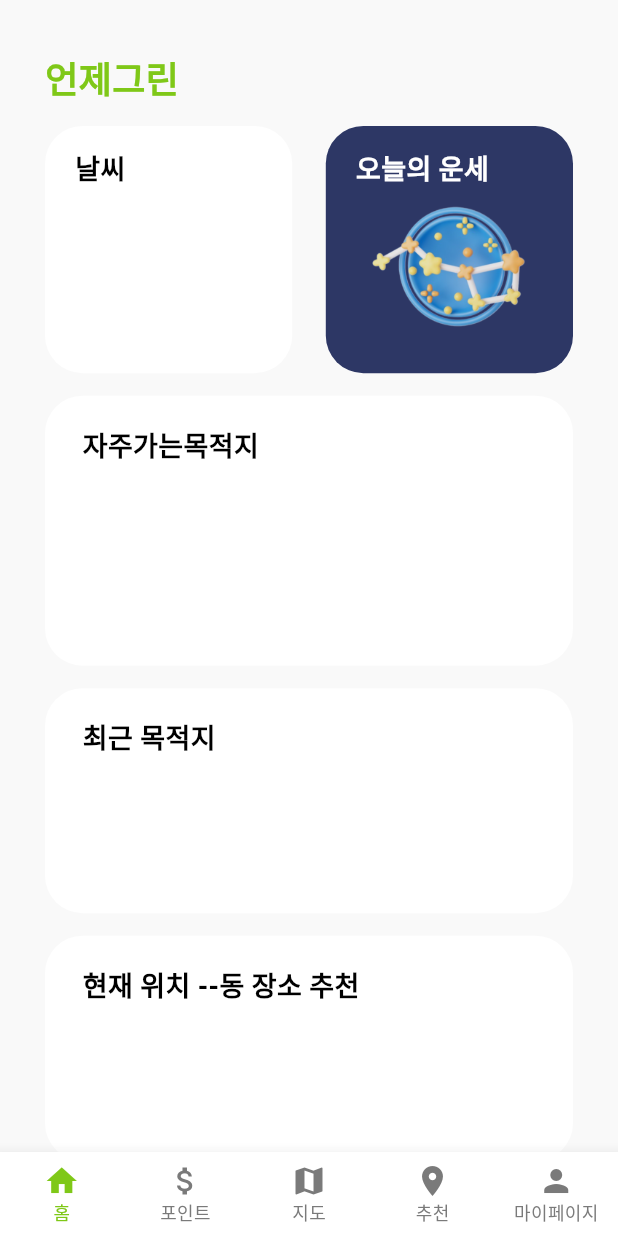
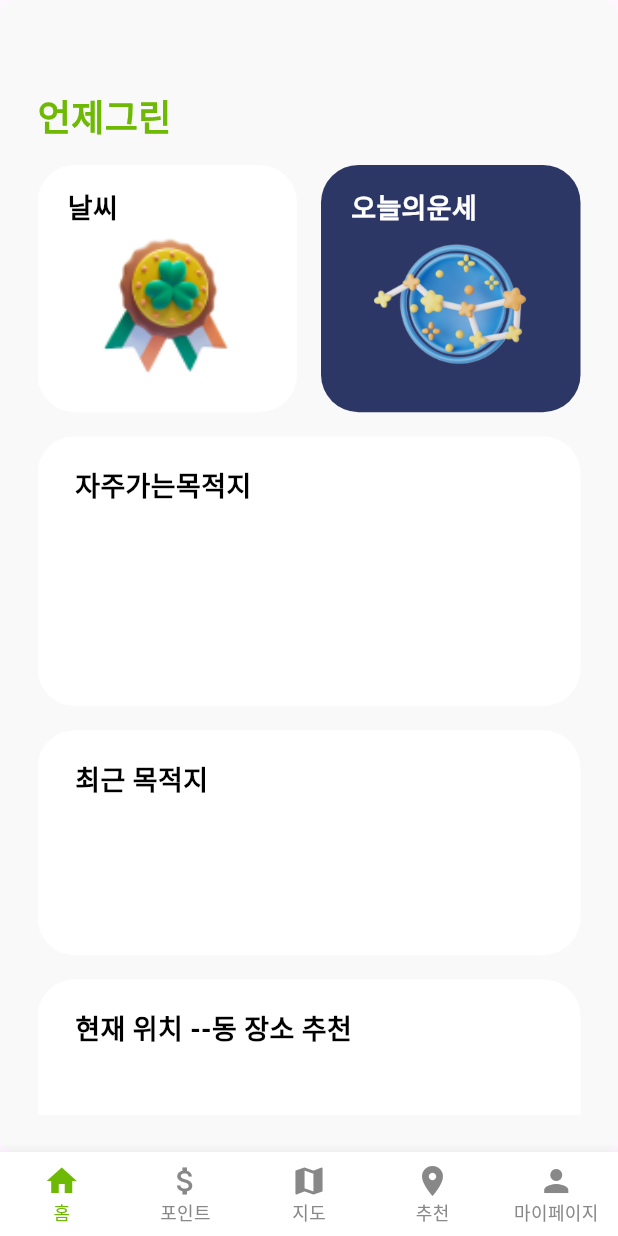
Before and after one commit to readygreen/readygreen, a Flutter app: the MainPage screen opened directly, on a phone screen of 412 x 824 dp. Run offline on Flutter 3.47's test engine with Material 3 defaults, Android fonts, the light colour scheme and no system bars; our stand-ins replace flutter_secure_storage, geocoding, google_maps_flutter, location, speech_to_text; missing offline and left inert: google_maps_webservice; accounts and stored records are empty; Roboto replaces fonts that are missing (CustomFont, LogoFont).

Commit message:
feat: 컴포넌트 페이지 ui

```diff
--- a/frontend/lib/main.dart
+++ b/frontend/lib/main.dart
@@ -1,4 +1,5 @@
 import 'package:flutter/material.dart';
+import 'package:readygreen/theme/appcolors.dart';
 import 'package:readygreen/screens/loading/start_loading.dart';
 import 'package:readygreen/screens/login/login.dart';
 import 'package:readygreen/screens/home/home.dart';
@@ -19,6 +20,7 @@ class App extends StatelessWidget {
     return MaterialApp(
       title: 'Flutter Navigation Example',
       theme: ThemeData(
+        fontFamily: 'CustomFont',
         primarySwatch: Colors.green,
       ),
       initialRoute: '/',
@@ -66,8 +68,8 @@ class _MainPageState extends State<MainPage> {
         type: BottomNavigationBarType.fixed,
         iconSize: 24,
         backgroundColor: Colors.white,
-        selectedItemColor: const Color(0xFF7FC818),
-        unselectedItemColor: const Color(0xFF7A7A7A),
+        selectedItemColor: AppColors.green,
+        unselectedItemColor: AppColors.greytext,
         selectedLabelStyle: const TextStyle(fontSize: 12),
         unselectedLabelStyle: const TextStyle(fontSize: 12),
         // elevation: 0,
--- a/frontend/lib/screens/home/home.dart
+++ b/frontend/lib/screens/home/home.dart
@@ -2,6 +2,8 @@ import 'package:flutter/material.dart';
 import 'package:readygreen/widgets/common/button.dart';
 import 'package:readygreen/widgets/common/cardbox.dart';
 import 'package:readygreen/widgets/common/squarecardbox.dart';
+import 'package:readygreen/widgets/common/bgcontainer.dart'; // BackgroundContainer import
+import 'package:readygreen/theme/appcolors.dart';
 
 class HomePage extends StatefulWidget {
   const HomePage({super.key});
@@ -14,7 +16,7 @@ class _HomePageState extends State<HomePage> {
   @override
   Widget build(BuildContext context) {
     return Scaffold(
-      backgroundColor: const Color(0xFFF9F9F9),
+      // 기존 배경색 제거
       body: const MainScreenContent(), // 그냥 MainScreenContent만 출력
     );
   }
@@ -25,23 +27,24 @@ class MainScreenContent extends StatelessWidget {
 
   @override
   Widget build(BuildContext context) {
-    return const SingleChildScrollView(
-      child: Padding(
-        padding: EdgeInsets.symmetric(horizontal: 30),
+    return BackgroundContainer(
+      // 배경 설정을 위한 BackgroundContainer 추가
+      child: SingleChildScrollView(
         child: Column(
           crossAxisAlignment: CrossAxisAlignment.start,
           children: [
-            SizedBox(height: 35),
+            const SizedBox(height: 35),
             Row(
               mainAxisAlignment: MainAxisAlignment.start,
               children: [
                 Column(
                   crossAxisAlignment: CrossAxisAlignment.end,
-                  children: [
+                  children: const [
                     Text(
                       '언제그린',
                       style: TextStyle(
-                        color: Color(0xFF7FC818),
+                        fontFamily: 'LogoFont',
+                        color: AppColors.green,
                         fontSize: 24,
                         fontWeight: FontWeight.w600,
                       ),
@@ -50,38 +53,44 @@ class MainScreenContent extends StatelessWidget {
                 )
               ],
             ),
-            SizedBox(height: 15),
+            const SizedBox(height: 16),
             Row(
               mainAxisAlignment: MainAxisAlignment.spaceBetween,
               children: [
-                SquareCardBox(title: '날씨'),
-                SquareCardBox(
-                  title: '오늘의 운세',
-                  backgroundColor: Color(0xFF2D3765),
-                  textColor: Colors.white,
-                  imageUrl: 'assets/images/luck.png',
+                Expanded(
+                  child: SquareCardBox(
+                    title: '날씨',
+                    backgroundColor: AppColors.white,
+                    textColor: Colors.black,
+                    imageUrl: 'assets/images/badge.png', // 이미지 경로 수정
+                  ),
+                ),
+                const SizedBox(width: 16),
+                Expanded(
+                  child: SquareCardBox(
+                    title: '오늘의운세',
+                    backgroundColor: AppColors.darkblue,
+                    textColor: AppColors.white,
+                    imageUrl: 'assets/images/luck.png', // 이미지 경로 수정
+                  ),
                 ),
               ],
             ),
-            SizedBox(height: 15),
+            const SizedBox(height: 16),
             Column(
-              children: [
+              children: const [
                 CardBox(title: '자주가는목적지', height: 180),
               ],
             ),
-            SizedBox(height: 15),
-            CardBox(title: '최근 목적지'),
-            SizedBox(height: 15),
-            CardBox(title: '현재 위치 --동 장소 추천'),
-            SizedBox(height: 15),
+            const SizedBox(height: 16),
+            const CardBox(title: '최근 목적지'),
+            const SizedBox(height: 16),
+            const CardBox(title: '현재 위치 --동 장소 추천'),
+            const SizedBox(height: 16),
             Row(
               mainAxisAlignment: MainAxisAlignment.end,
-              children: [
-                CustomButton(
-                  text: '길찾기',
-                  borderColor: Color(0xFF7FC818),
-                  textColor: Color(0xFF7FC818),
-                ),
+              children: const [
+                CustomButton(),
               ],
             ),
           ],
--- a/frontend/lib/screens/login/login.dart
+++ b/frontend/lib/screens/login/login.dart
@@ -22,8 +22,7 @@ class _LoginPageState extends State<LoginPage> {
 
     if (email.isNotEmpty && password.isNotEmpty) {
       // API 요청을 보내기 위한 URL
-      final String apiUrl =
-          "http://j11b108.p.ssafy.io/api/v1/api/v1/auth/login";
+      final String apiUrl = "http://j11b108.p.ssafy.io/api/v1/auth/login";
 
       // 요청 바디
       Map<String, String> requestBody = {
--- /dev/null
+++ b/frontend/lib/theme/appcolors.dart
@@ -0,0 +1,12 @@
+import 'package:flutter/material.dart';
+
+class AppColors {
+  static const Color green = Color(0xFF6DB904); // 포인트색
+  static const Color white = Color(0xFFFFFFFF); // 흰색
+  static const Color black = Color(0xFF000000); // 검정색
+  static const Color greybg = Color(0xFFF9F9F9); // 회색 배경
+  static const Color greytext = Color(0xFF888888); // 회색 텍스트
+  static const Color red = Color(0xFFE85554); // 취소, 삭제
+  static const Color blue = Color(0xFF428EFF); // 날씨
+  static const Color darkblue = Color(0xFF2D3765); // 운세
+}
--- /dev/null
+++ b/frontend/lib/widgets/common/bgcontainer.dart
@@ -0,0 +1,30 @@
+import 'package:flutter/material.dart';
+import 'package:readygreen/theme/appcolors.dart';
+
+class BackgroundContainer extends StatelessWidget {
+  final Widget? child;
+  final Color backgroundColor;
+  final EdgeInsetsGeometry padding;
+
+  const BackgroundContainer({
+    super.key,
+    this.child,
+    this.backgroundColor = AppColors.greybg, // 배경색
+    this.padding = const EdgeInsets.all(25), // 기본 패딩 설정
+  });
+
+  @override
+  Widget build(BuildContext context) {
+    return Container(
+      padding: padding,
+      decoration: BoxDecoration(
+        color: backgroundColor, // 배경색 설정
+        borderRadius: BorderRadius.circular(12), // 둥근 모서리
+      ),
+      // SingleChildScrollView로 스크롤 가능하게 설정
+      child: SingleChildScrollView(
+        child: child,
+      ),
+    );
+  }
+}
--- a/frontend/lib/widgets/common/cardbox.dart
+++ b/frontend/lib/widgets/common/cardbox.dart
@@ -5,6 +5,8 @@ class CardBox extends StatelessWidget {
   final double height;
   final Color backgroundColor;
   final Color textColor;
+  final Widget? child;
+  final Widget? children;
 
   const CardBox({
     super.key,
@@ -12,6 +14,8 @@ class CardBox extends StatelessWidget {
     this.height = 150,
     this.backgroundColor = Colors.white,
     this.textColor = Colors.black,
+    this.child,
+    this.children,
   });
 
   @override
@@ -45,6 +49,7 @@ class CardBox extends StatelessWidget {
                 const SizedBox(
                   height: 10,
                 ),
+                if (child != null) child!,
               ],
             ),
           ],
--- a/frontend/lib/widgets/common/squarecardbox.dart
+++ b/frontend/lib/widgets/common/squarecardbox.dart
@@ -5,6 +5,7 @@ class SquareCardBox extends StatelessWidget {
   final Color backgroundColor;
   final Color textColor;
   final String? imageUrl;
+  final Widget? child;
 
   const SquareCardBox({
     super.key,
@@ -12,6 +13,7 @@ class SquareCardBox extends StatelessWidget {
     this.backgroundColor = Colors.white,
     this.textColor = Colors.black,
     this.imageUrl,
+    this.child,
   });
 
   @override
@@ -39,12 +41,11 @@ class SquareCardBox extends StatelessWidget {
               style: TextStyle(
                 fontSize: 18,
                 fontWeight: FontWeight.w600,
-                color: textColor,
+                color: textColor, // 명시적으로 색상 설정
               ),
             ),
             if (imageUrl != null)
               Align(
-                // 이미지만 가운데 정렬
                 alignment: Alignment.center,
                 child: Image.asset(
                   imageUrl!,
@@ -53,6 +54,7 @@ class SquareCardBox extends StatelessWidget {
                   fit: BoxFit.cover,
                 ),
               ),
+            if (child != null) child!,
           ],
         ),
       ),
```
Also changed, not shown: frontend/lib/screens/login/signup.dart (+46 -3 lines), frontend/lib/screens/mypage/mypage.dart (+70 -115 lines), frontend/lib/widgets/common/button.dart (+6 -4 lines), frontend/pubspec.yaml (+14 -0 lines), frontend/assets/images/place.png (added), 6 other files.
